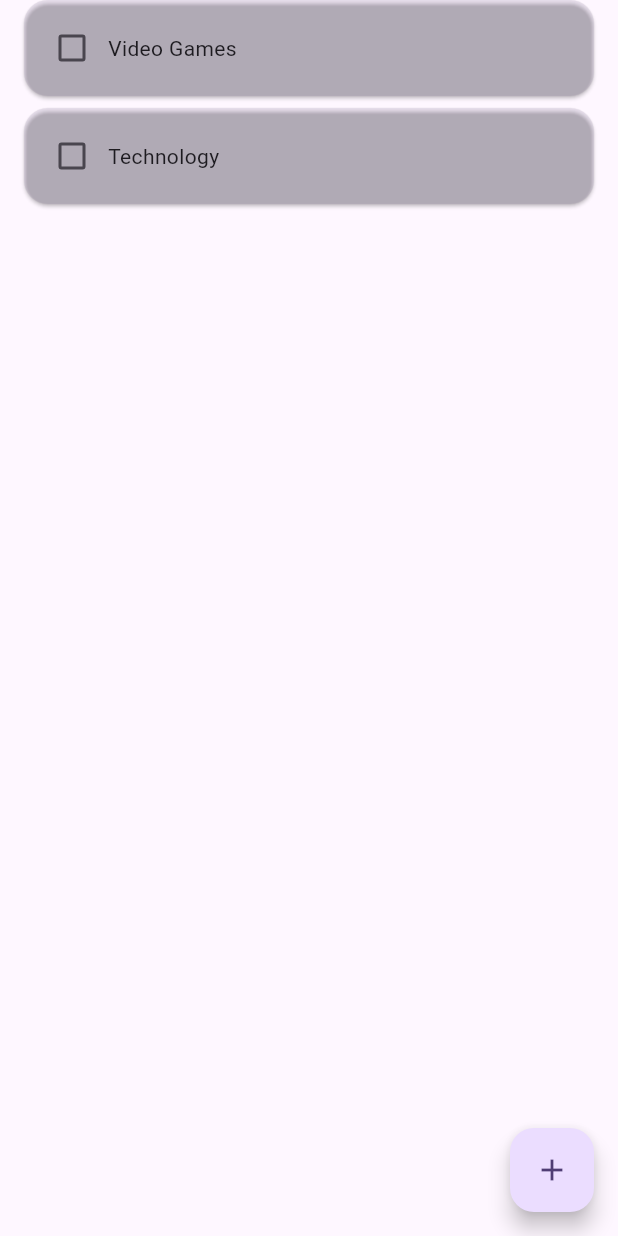
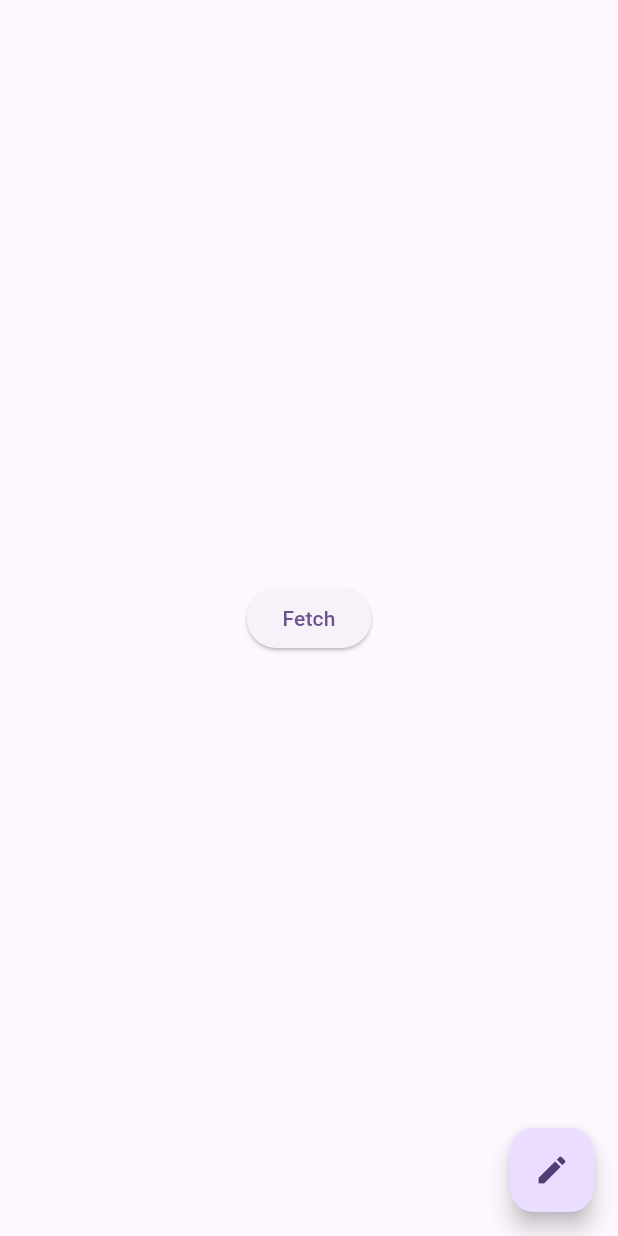
Before and after one commit to AhmedEzio47/byte_brief, a Flutter app: the screen it shows after launch, on a phone screen of 412 x 824 dp. Run offline on Flutter 3.47's test engine with Material 3 defaults, Android fonts, the phone set to English and light mode, and no system bars; our stand-ins replace dartz, firebase_ai, firebase_core, flutter_bloc, get_it; accounts and stored records are empty; generated files the repository leaves out were written again; statements that could not run were skipped.

Commit message:
feat: implement the initial UI code for the articles screen

```diff
--- a/lib/main.dart
+++ b/lib/main.dart
@@ -1,5 +1,7 @@
-import 'package:byte_brief/presentation/categories/categories_screen.dart';
+import 'package:byte_brief/index.dart';
+import 'package:byte_brief/presentation/articles/articles_screen.dart';
 import 'package:flutter/material.dart';
+import 'package:flutter_bloc/flutter_bloc.dart';
 
 import 'core/di/di.dart';
 
@@ -16,11 +18,16 @@ class MyApp extends StatelessWidget {
   @override
   Widget build(BuildContext context) {
     return MaterialApp(
-      title: 'Flutter Demo',
+      title: 'Byte Brief',
       theme: ThemeData(
         colorScheme: ColorScheme.fromSeed(seedColor: Colors.deepPurple),
       ),
-      home: CategoriesScreen(),
+      home: MultiBlocProvider(providers: [
+        BlocProvider(
+            lazy: false,
+            create: (context) =>
+                di<CategoriesBloc>()..add(GetCategoriesEvent())),
+      ], child: ArticlesScreen()),
     );
   }
 }
--- /dev/null
+++ b/lib/presentation/articles/articles_screen.dart
@@ -0,0 +1,35 @@
+import 'package:byte_brief/core/di/di.dart';
+import 'package:byte_brief/core/services/gemini_service.dart';
+import 'package:byte_brief/presentation/categories/bloc/categories_bloc.dart';
+import 'package:byte_brief/presentation/routes/app_routes.dart';
+import 'package:flutter/material.dart';
+import 'package:flutter_bloc/flutter_bloc.dart';
+
+class ArticlesScreen extends StatelessWidget {
+  const ArticlesScreen({super.key});
+
+  @override
+  Widget build(BuildContext context) {
+    return Scaffold(
+      floatingActionButton: FloatingActionButton(
+          child: Icon(Icons.edit),
+          onPressed: () {
+            Navigator.push(context,
+                MaterialPageRoute(builder: (_) => AppRoutes.categories.screen));
+          }),
+      body: Center(
+        child: ElevatedButton(
+            onPressed: () {
+              final topics = context
+                  .read<CategoriesBloc>()
+                  .state
+                  .categories
+                  ?.map((e) => e.name)
+                  .toList();
+              di<GeminiService>().sendMessage(topics.toString());
+            },
+            child: Text('Fetch')),
+      ),
+    );
+  }
+}
--- a/lib/presentation/categories/widgets/categories_content.dart
+++ b/lib/presentation/categories/widgets/categories_content.dart
@@ -1,5 +1,3 @@
-import 'package:byte_brief/core/di/di.dart';
-import 'package:byte_brief/core/services/gemini_service.dart';
 import 'package:flutter/material.dart';
 import 'package:flutter_bloc/flutter_bloc.dart';
 
@@ -12,9 +10,7 @@ class CategoriesContent extends StatelessWidget {
   Widget build(BuildContext context) {
     return Scaffold(
       floatingActionButton: FloatingActionButton(
-        onPressed: () {
-          di<GeminiService>().sendMessage('Hi Gemini, how are you today?');
-        },
+        onPressed: () {},
         child: Icon(Icons.add),
       ),
       body: BlocBuilder<CategoriesBloc, CategoriesState>(
--- a/lib/presentation/routes/app_routes.dart
+++ b/lib/presentation/routes/app_routes.dart
@@ -1,9 +1,11 @@
+import 'package:byte_brief/presentation/articles/articles_screen.dart';
 import 'package:flutter/material.dart';
 
 import '../categories/categories_screen.dart';
 
 enum AppRoutes {
-  categories(screen: CategoriesScreen());
+  categories(screen: CategoriesScreen()),
+  articles(screen: ArticlesScreen());
 
   final Widget screen;
 
```
